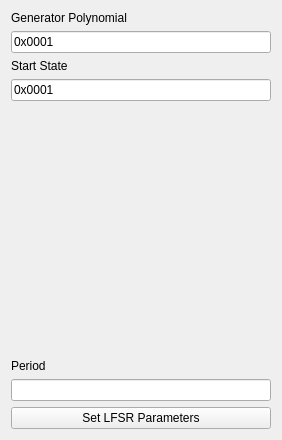
First picture: the form in ui/lfsrpatternui.ui, repository analogdevicesinc/scopy, before the edit.
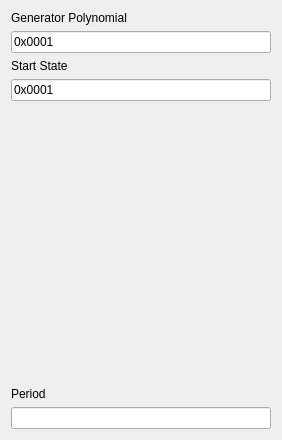
Second picture: the form after the edit.

Commit message: PatternGenerator: Fix UI warnings

```diff
--- a/ui/lfsrpatternui.ui
+++ b/ui/lfsrpatternui.ui
@@ -21,13 +21,6 @@
      </property>
     </widget>
    </item>
-   <item row="7" column="0">
-    <widget class="QPushButton" name="setLFSRParameters">
-     <property name="text">
-      <string>Set LFSR Parameters</string>
-     </property>
-    </widget>
-   </item>
    <item row="6" column="0">
     <widget class="QLineEdit" name="polyPeriod">
      <property name="readOnly">
```
The commit also changes 7 other files.
